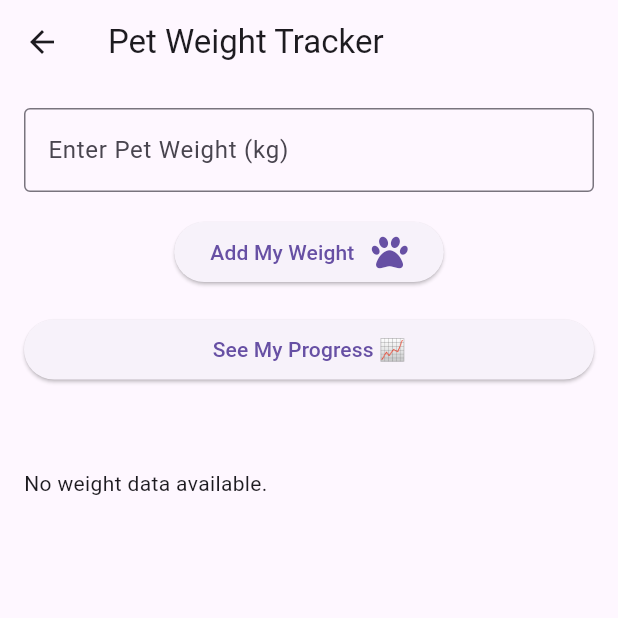
After one commit to chamithharshamal/PetWell-Mobile_Application, a Flutter app: the PetWeightScreen screen opened directly, after a tap on "See My Progress 📈", on a phone screen of 412 x 824 dp, the top half of it. The commit adds this screen. Run offline on Flutter 3.47's test engine with Material 3 defaults, Android fonts, the phone set to English and light mode, and no system bars; our stand-ins replace cloud_firestore, firebase_core, fl_chart, font_awesome_flutter; accounts and stored records are empty.

Commit message:
analytics
analytics-pet weight chart

```diff
--- /dev/null
+++ b/petwell/lib/features/analytics/charts/pet_weight_chart.dart
@@ -0,0 +1,99 @@
+import 'package:flutter/material.dart';
+import 'package:fl_chart/fl_chart.dart';
+import 'package:intl/intl.dart';
+
+class PetWeightChart extends StatelessWidget {
+  final List<Map<String, dynamic>> weightData; // { weight: double, timestamp: DateTime }
+
+  const PetWeightChart({super.key, required this.weightData});
+
+  @override
+  Widget build(BuildContext context) {
+    if (weightData.isEmpty) return const Text("No weight data available.");
+
+    final spots = weightData.asMap().entries.map((entry) {
+      int i = entry.key;
+      final weight = (entry.value['weight'] as double).roundToDouble();
+      return FlSpot(i.toDouble(), weight);
+    }).toList();
+
+    return SizedBox(
+      height: 300,
+      child: LineChart(
+        LineChartData(
+          gridData: FlGridData(show: true),
+          borderData: FlBorderData(
+            show: true,
+            border: const Border(
+              left: BorderSide(),
+              bottom: BorderSide(),
+            ),
+          ),
+          titlesData: FlTitlesData(
+            leftTitles: AxisTitles(
+                axisNameWidget: const Text("Weight (kg)", style: TextStyle(fontWeight: FontWeight.bold)),
+                sideTitles: SideTitles(
+                  showTitles: true,
+                  getTitlesWidget: (value, meta) {
+                    // Check if value matches one of the entered weights
+                    final enteredWeights = weightData.map((e) => e['weight'] as double).toSet();
+                    if (enteredWeights.contains(value)) {
+                      return SideTitleWidget(
+                        axisSide: meta.axisSide,
+                        child: Text(
+                          value.toInt().toString(),
+                          style: const TextStyle(fontSize: 10),
+                        ),
+
+                      );
+                    }
+                    return const SizedBox.shrink();
+                  },
+                ),
+            ),
+
+            rightTitles: AxisTitles(sideTitles: SideTitles(showTitles: false)),
+            topTitles: AxisTitles(sideTitles: SideTitles(showTitles: false)),
+            bottomTitles: AxisTitles(
+              axisNameWidget: const Text("Month", style: TextStyle(fontWeight: FontWeight.bold)),
+              sideTitles: SideTitles(
+                showTitles: true,
+                getTitlesWidget: (value, meta) {
+                  final index = value.toInt();
+                  if (index < 0 || index >= weightData.length) return const SizedBox.shrink();
+
+                  final date = weightData[index]['timestamp'] as DateTime;
+                  final formattedMonth = DateFormat.MMM().format(date); // E.g., Jan, Feb
+
+                  return SideTitleWidget(
+                    axisSide: meta.axisSide,
+                    child: Text(
+                      formattedMonth,
+                      style: const TextStyle(fontSize: 10),
+                    ),
+                  );
+                },
+                reservedSize: 30,
+                interval: 1,
+              ),
+            ),
+
+          ),
+          lineBarsData: [
+            LineChartBarData(
+              spots: spots,
+              isCurved: true,
+              color: const Color(0xFFE74D3D),
+              barWidth: 4,
+              belowBarData: BarAreaData(
+                show: true,
+                color: const Color(0xFFFF9F91).withOpacity(0.4),
+              ),
+              dotData: FlDotData(show: true),
+            ),
+          ],
+        ),
+      ),
+    );
+  }
+}
--- /dev/null
+++ b/petwell/lib/features/analytics/screens/pet_weight_screen.dart
@@ -0,0 +1,70 @@
+import 'package:flutter/material.dart';
+import 'package:cloud_firestore/cloud_firestore.dart';
+import '../charts/pet_weight_chart.dart';
+import '../widgets/weight_input.dart';
+
+class PetWeightScreen extends StatefulWidget {
+  const PetWeightScreen({super.key});
+
+  @override
+  State<PetWeightScreen> createState() => _PetWeightScreenState();
+}
+
+class _PetWeightScreenState extends State<PetWeightScreen> {
+  final TextEditingController _controller = TextEditingController();
+  final CollectionReference _weights = FirebaseFirestore.instance.collection('pet_weights');
+
+  List<Map<String, dynamic>> _weightsList = []; // Now storing weight and timestamp
+  bool _showChart = false;
+
+  void _submitWeight() async {
+    final input = _controller.text.trim();
+    if (input.isEmpty) return;
+    final weight = double.tryParse(input);
+    if (weight == null) return;
+
+    await _weights.add({
+      'weight': weight,
+      'timestamp': Timestamp.now(),
+    });
+
+    _controller.clear();
+    ScaffoldMessenger.of(context).showSnackBar(const SnackBar(content: Text('Weight submitted')));
+  }
+
+  void _fetchWeights() async {
+    final snapshot = await _weights.orderBy('timestamp').get();
+
+    setState(() {
+      _weightsList = snapshot.docs.map((doc) {
+        return {
+          'weight': (doc['weight'] as num).toDouble(),
+          'timestamp': (doc['timestamp'] as Timestamp).toDate(),
+        };
+      }).toList();
+      _showChart = true;
+    });
+  }
+
+  @override
+  Widget build(BuildContext context) {
+    return Scaffold(
+      appBar: AppBar(title: const Text('Pet Weight Tracker')),
+      body: Padding(
+        padding: const EdgeInsets.all(16),
+        child: ListView(
+          children: [
+            WeightInput(controller: _controller, onSubmit: _submitWeight),
+            const SizedBox(height: 17),
+            ElevatedButton(
+              onPressed: _fetchWeights,
+              child: const Text('See My Progress 📈'),
+            ),
+            const SizedBox(height: 55),
+            if (_showChart) PetWeightChart(weightData: _weightsList),
+          ],
+        ),
+      ),
+    );
+  }
+}
--- /dev/null
+++ b/petwell/lib/features/analytics/widgets/weight_input.dart
@@ -0,0 +1,43 @@
+import 'package:flutter/material.dart';
+import 'package:font_awesome_flutter/font_awesome_flutter.dart';
+
+
+class WeightInput extends StatelessWidget {
+  final TextEditingController controller;
+  final VoidCallback onSubmit;
+
+  const WeightInput({super.key, required this.controller, required this.onSubmit});
+
+  @override
+  Widget build(BuildContext context) {
+    return Column(
+      children: [
+        TextField(
+          controller: controller,
+          keyboardType: TextInputType.number,
+          decoration: const InputDecoration(
+            labelText: 'Enter Pet Weight (kg)',
+            border: OutlineInputBorder(),
+          ),
+        ),
+        const SizedBox(height: 16),
+        ElevatedButton(
+          onPressed: onSubmit,
+          child: Row(
+            mainAxisSize: MainAxisSize.min,
+            children: const [
+              Text('Add My Weight '),
+              SizedBox(width: 8),
+              Icon(
+                FontAwesomeIcons.paw, // Paw icon here
+                size: 24,
+              ),
+            ],
+          ),
+        )
+
+
+      ],
+    );
+  }
+}
--- a/petwell/pubspec.yaml
+++ b/petwell/pubspec.yaml
@@ -37,6 +37,10 @@ dependencies:
   image_picker: ^1.0.7
   js: ^0.7.1
   cupertino_icons: ^1.0.8
+  fl_chart: ^0.65.0
+  intl: ^0.20.2
+  font_awesome_flutter: ^10.1.0
+
 
 dev_dependencies:
   flutter_test:
```
Also changed, not shown: petwell/lib/main.dart (line endings or trailing spaces), petwell/pubspec.lock, 2 other files.
